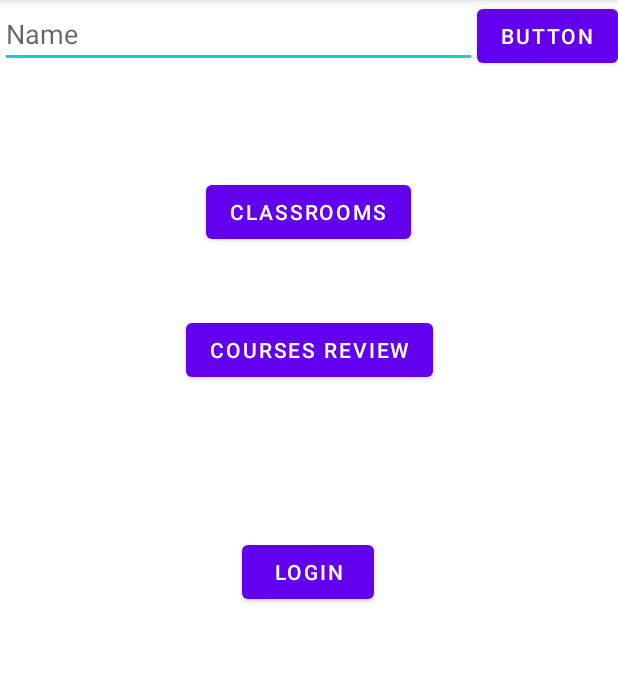
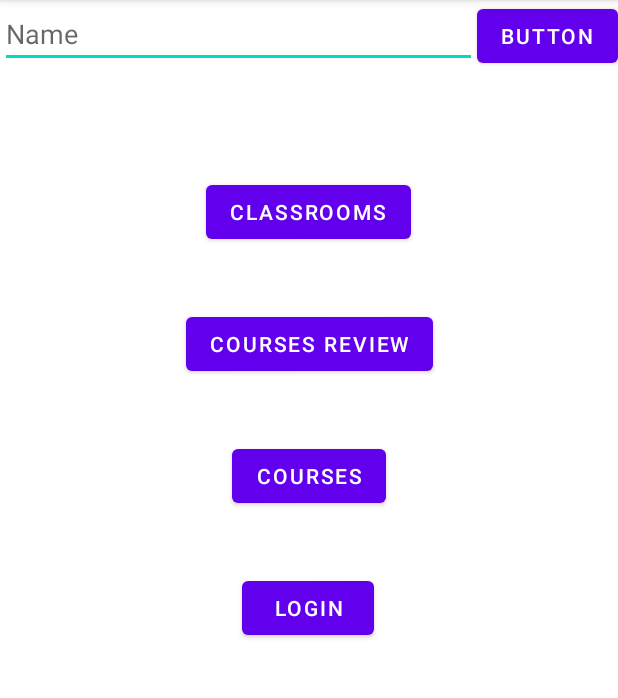
Before and after one commit to LesGolems/RateMyEPFL, an Android app: the screen it shows after launch (MainActivity), on a phone screen of 412 x 824 dp, the part 84-782 px from its top. Run offline under Robolectric (Android 15) with nearby library versions, the phone set to English and light mode, and no system bars.

Commit message:
Implement activity displaying courses

```diff
--- a/app/src/main/AndroidManifest.xml
+++ b/app/src/main/AndroidManifest.xml
@@ -9,6 +9,10 @@
         android:roundIcon="@mipmap/ic_launcher_round"
         android:supportsRtl="true"
         android:theme="@style/Theme.RateMyEPFL">
+        <activity
+            android:name=".CoursesActivity"
+            android:parentActivityName=".MainActivity"
+            android:exported="true" />
         <activity
             android:name=".GreetingActivity"
             android:parentActivityName=".MainActivity"
--- a/app/src/main/java/com/github/sdp/ratemyepfl/MainActivity.kt
+++ b/app/src/main/java/com/github/sdp/ratemyepfl/MainActivity.kt
@@ -16,6 +16,7 @@ class MainActivity : AppCompatActivity() {
         // We get a reference to the view objects, using their previously set ID
         val mNameText = findViewById<EditText>(R.id.mainName)
         val mGoButton = findViewById<Button>(R.id.mainGoButton)
+        val mCoursesButton = findViewById<Button>(R.id.coursesButton)
 
         // We then set the behaviour of the button
         // It's quite short, so we can leave it here, but as soon as it starts
@@ -33,6 +34,10 @@ class MainActivity : AppCompatActivity() {
             }
             false
         }
+
+        mCoursesButton.setOnClickListener {
+            displayCourses()
+        }
     }
 
     private fun sayHello(userName: String) {
@@ -40,4 +45,9 @@ class MainActivity : AppCompatActivity() {
         intent.putExtra(GreetingActivity.EXTRA_USER_NAME, userName)
         startActivity(intent)
     }
+
+    private fun displayCourses() {
+        val intent = Intent(this, CoursesActivity::class.java)
+        startActivity(intent)
+    }
 }
--- a/app/src/main/res/layout/activity_main.xml
+++ b/app/src/main/res/layout/activity_main.xml
@@ -32,7 +32,7 @@
         android:id="@+id/coursesReviewButton"
         android:layout_width="wrap_content"
         android:layout_height="wrap_content"
-        android:layout_marginTop="44dp"
+        android:layout_marginTop="40dp"
         android:text="Courses review"
         app:layout_constraintEnd_toEndOf="parent"
         app:layout_constraintStart_toStartOf="parent"
@@ -54,11 +54,21 @@
         android:id="@+id/loginButton"
         android:layout_width="wrap_content"
         android:layout_height="wrap_content"
-        android:layout_marginTop="100dp"
+        android:layout_marginTop="40dp"
         android:text="Login"
         app:layout_constraintEnd_toEndOf="parent"
         app:layout_constraintHorizontal_bias="0.498"
         app:layout_constraintStart_toStartOf="parent"
+        app:layout_constraintTop_toBottomOf="@+id/coursesButton" />
+
+    <Button
+        android:id="@+id/coursesButton"
+        android:layout_width="wrap_content"
+        android:layout_height="wrap_content"
+        android:layout_marginTop="40dp"
+        android:text="Courses"
+        app:layout_constraintEnd_toEndOf="parent"
+        app:layout_constraintStart_toStartOf="parent"
         app:layout_constraintTop_toBottomOf="@+id/coursesReviewButton" />
 
 </androidx.constraintlayout.widget.ConstraintLayout>
```
Also changed, not shown: app/src/main/java/com/github/sdp/ratemyepfl/CoursesActivity.kt (added, +24 -0 lines), app/src/main/java/com/github/sdp/ratemyepfl/item/Course.kt (added, +13 -0 lines), app/src/main/java/com/github/sdp/ratemyepfl/item/FakeCoursesDatabase.kt (added, +43 -0 lines), app/src/main/res/layout/activity_courses.xml (added, +16 -0 lines).
